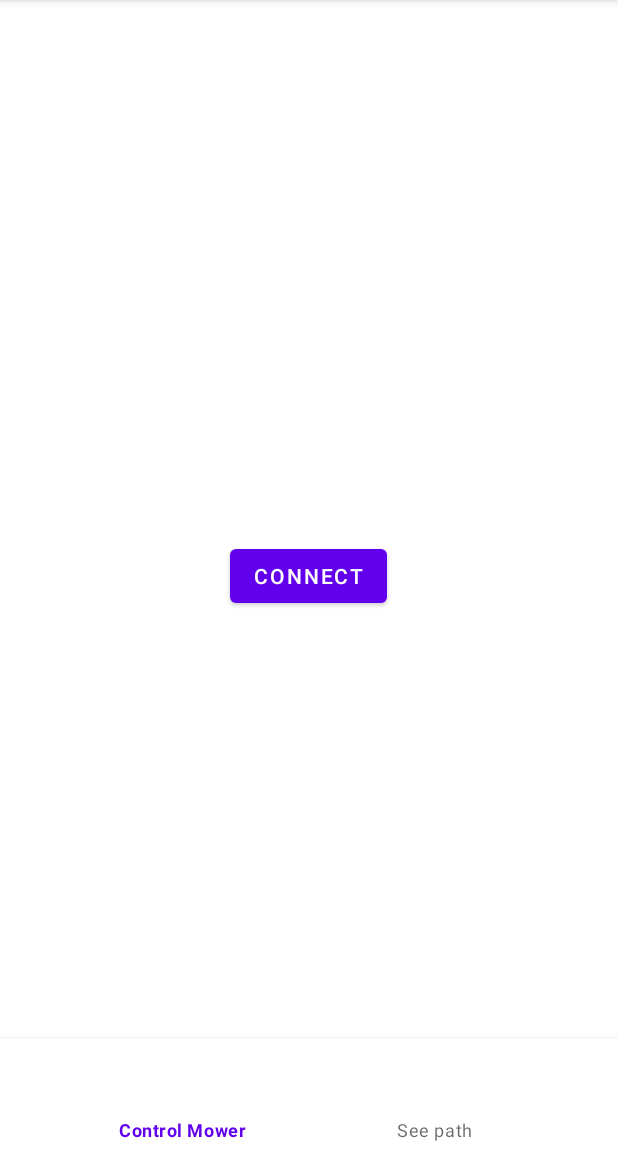
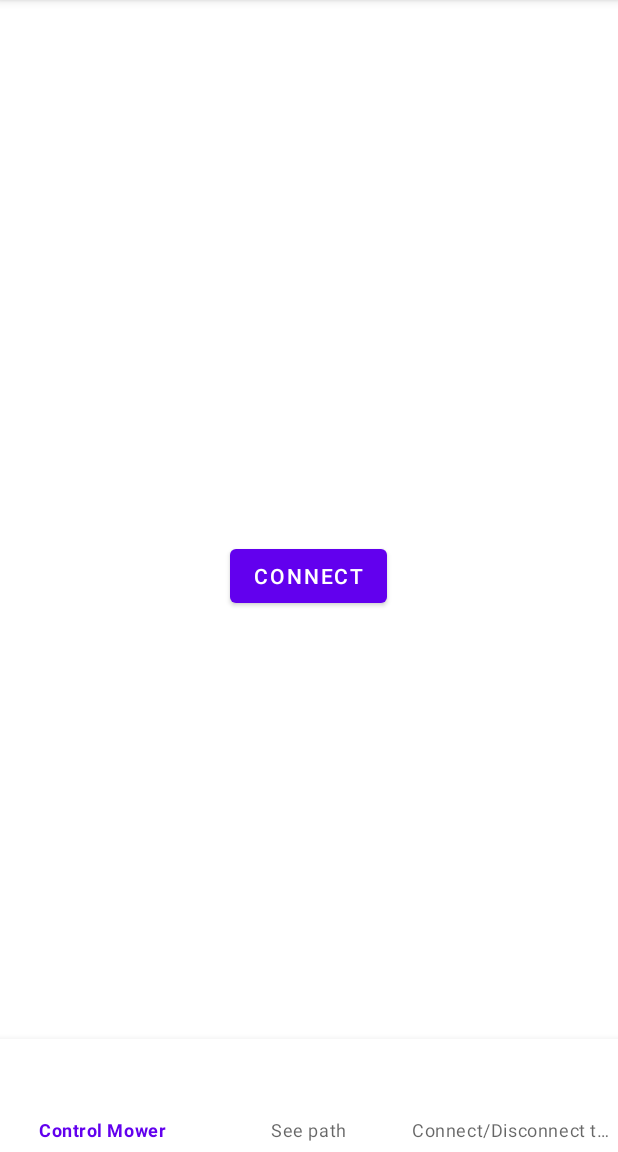
Before and after one commit to Adam-sturesson/Team-Thanos-IMS, an Android app: the screen it shows after launch (MainActivity), on a phone screen of 412 x 824 dp, the part 84-1236 px from its top. Run offline under Robolectric (Android 15) with nearby library versions, the phone set to English and light mode, and no system bars.

Commit message:
Added a way to get to the connect screen

```diff
--- a/Mobile_Application/ImsThanosApplication/app/src/main/java/com/example/imsthanosapplication/BluetoothHandler.kt
+++ b/Mobile_Application/ImsThanosApplication/app/src/main/java/com/example/imsthanosapplication/BluetoothHandler.kt
@@ -85,8 +85,6 @@ class BluetoothHandler(c: Context) : AsyncTask<Void, Void, String>() {
             BTObject.progressDialog.dismiss()
 
         }
-
-
     }
 
 
--- a/Mobile_Application/ImsThanosApplication/app/src/main/java/com/example/imsthanosapplication/ui/main/MainActivity.kt
+++ b/Mobile_Application/ImsThanosApplication/app/src/main/java/com/example/imsthanosapplication/ui/main/MainActivity.kt
@@ -29,6 +29,7 @@ class MainActivity : AppCompatActivity() {
         val navigation : BottomNavigationView = findViewById(R.id.bottomNavigationView)
         navigation.setOnNavigationItemSelectedListener {
             when(it.itemId){
+                R.id.connectScreen_item->setCurrentFragment(connectionScreenFragment)
                 R.id.mowerController_item->setCurrentFragment(mowerControllerFragment)
                 R.id.mowerPath_item->setCurrentFragment(mowerPathFragment)
             }
--- a/Mobile_Application/ImsThanosApplication/app/src/main/res/menu/bottom_nav_menu.xml
+++ b/Mobile_Application/ImsThanosApplication/app/src/main/res/menu/bottom_nav_menu.xml
@@ -7,5 +7,9 @@
         android:id="@+id/mowerPath_item"
         android:title="@string/mowerPath"
         />
+    <item
+        android:id="@+id/connectScreen_item"
+        android:title="@string/connectScreen"
+        />
 
 </menu>
--- a/Mobile_Application/ImsThanosApplication/app/src/main/res/values/strings.xml
+++ b/Mobile_Application/ImsThanosApplication/app/src/main/res/values/strings.xml
@@ -10,4 +10,5 @@
     <string name="mowerController">Control Mower</string>
     <string name="mowerPath">See path</string>
     <string name="tryAgain">Please try again</string>
+    <string name="connectScreen">Connect/Disconnect to mower</string>
 </resources>
```
